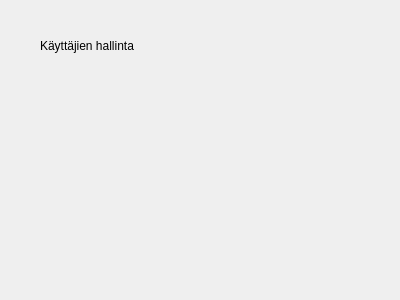
Old version of the form ui/users/user.ui in the repository t3vato00/projekti1.
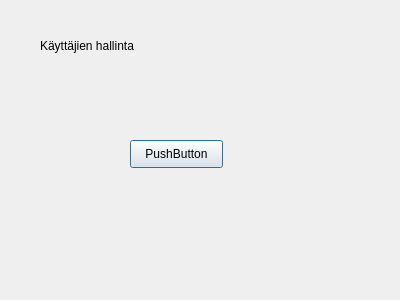
New version of the form.

The edit to the form file:
```diff
--- a/ui/users/user.ui
+++ b/ui/users/user.ui
@@ -26,6 +26,19 @@
     <string>Käyttäjien hallinta</string>
    </property>
   </widget>
+  <widget class="QPushButton" name="pushButton">
+   <property name="geometry">
+    <rect>
+     <x>130</x>
+     <y>140</y>
+     <width>93</width>
+     <height>28</height>
+    </rect>
+   </property>
+   <property name="text">
+    <string>PushButton</string>
+   </property>
+  </widget>
  </widget>
  <resources/>
  <connections/>
```
